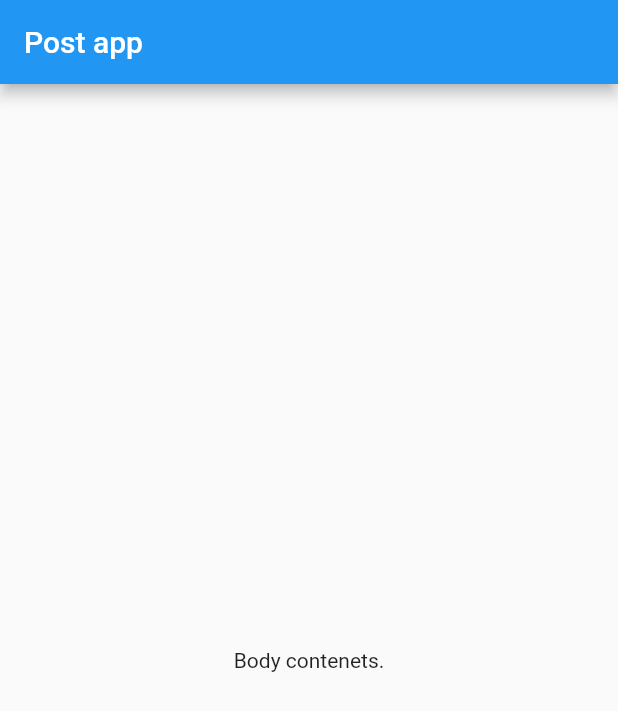
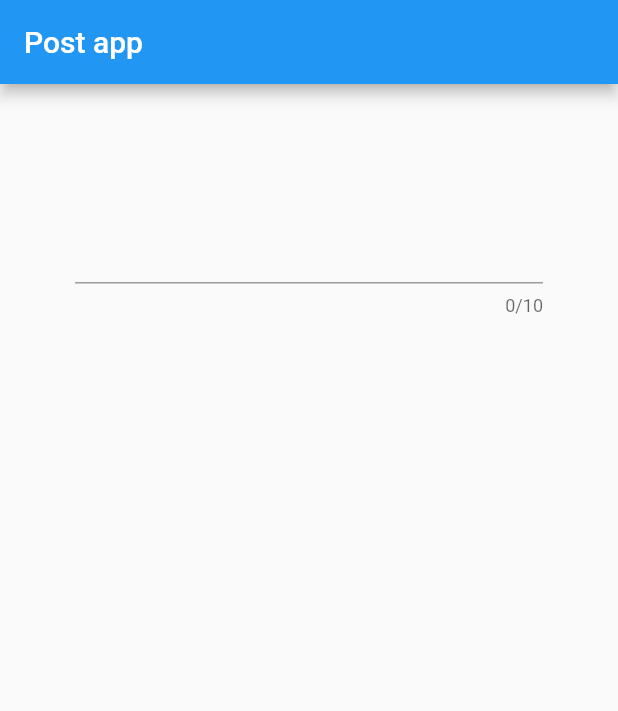
Before and after one commit to otaku1123/http_post_app, a Flutter app: the screen it shows after launch, on a phone screen of 412 x 824 dp. Shown: the top 711 px of the screen. Run offline on Flutter 3.47's test engine with Material 2 defaults, Android fonts, the phone set to English and light mode, and no system bars.

Commit message:
Add text field

```diff
--- a/lib/main.dart
+++ b/lib/main.dart
@@ -1,5 +1,5 @@
 import 'package:flutter/material.dart';
-import 'package:http/http.dart' as http;
+// import 'package:http/http.dart' as http;
 
 void main() => runApp(MyApp());
 
@@ -8,18 +8,58 @@ class MyApp extends StatelessWidget {
   @override
   Widget build(BuildContext context) {
     return MaterialApp(
-      title: 'Flutter Demo',
-      theme: ThemeData(
-        primarySwatch: Colors.blue,
-      ),
+      title: 'Post App',
       home: Scaffold(
         appBar: AppBar(
           title: Text('Post app'),
         ),
-        body: Center(
-          child: Text('Body contenets.'),
+        body: Column(
+          children: <Widget>[
+            Center(
+              child: ChangeForm(),
+            ),
+          ],
         ),
       ),
     );
   }
 }
+
+class ChangeForm extends StatefulWidget {
+  @override
+  ChangeFormState createState() => ChangeFormState();
+}
+
+class ChangeFormState extends State<ChangeForm> {
+  String text = "";
+
+  void handleText(String e) {
+    setState(() {
+      text = e;
+    });
+  }
+
+  Widget build(BuildContext context) {
+    return Container(
+      padding: const EdgeInsets.all(50.0),
+      child: Column(
+        children: <Widget>[
+          Text("$text",
+              style: TextStyle(
+                  color: Colors.blueAccent,
+                  fontSize: 30.0,
+                  fontWeight: FontWeight.w500)),
+          new TextField(
+            enabled: true,
+            maxLength: 10,
+            maxLengthEnforced: false,
+            style: TextStyle(color: Colors.red),
+            obscureText: false,
+            maxLines: 1,
+            onChanged: handleText,
+          ),
+        ],
+      ),
+    );
+  }
+}
--- a/pubspec.yaml
+++ b/pubspec.yaml
@@ -19,7 +19,7 @@ environment:
 dependencies:
   flutter:
     sdk: flutter
-  http: ^0.12.0+4
+  # http: ^0.12.0+4
 
   # The following adds the Cupertino Icons font to your application.
   # Use with the CupertinoIcons class for iOS style icons.
```
Also changed, not shown: pubspec.lock.
